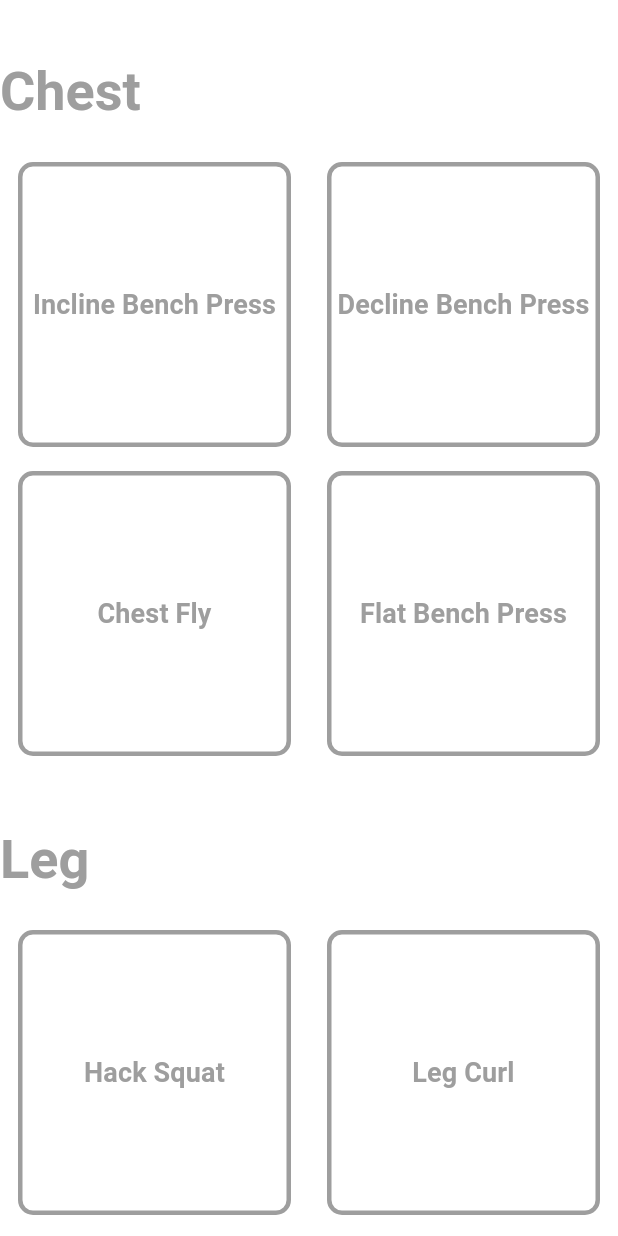
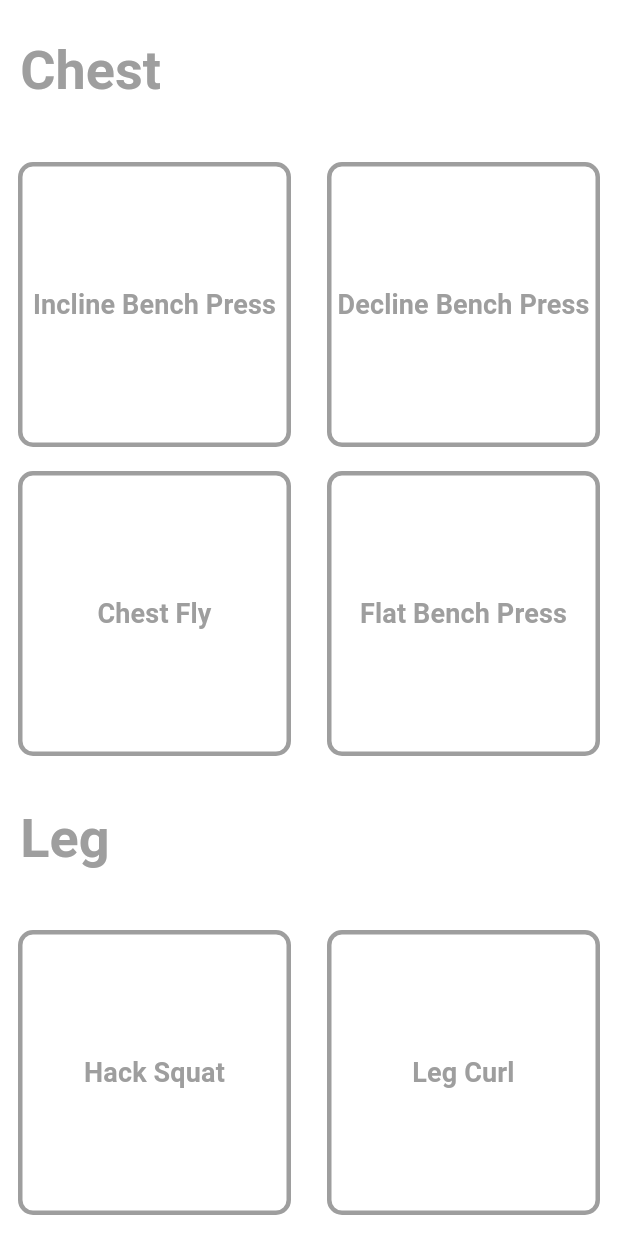
Before and after one commit to t19960804/FitTrackr, a Flutter app: the TrainingsGrid screen opened directly, on a phone screen of 412 x 824 dp. Run offline on Flutter 3.47's test engine with Material 2 defaults, Android fonts, the phone set to English and light mode, and no system bars; our stand-ins replace fl_chart, sqflite, table_calendar; accounts and stored records are empty.

Commit message:
Optimise TrainingsGrid

```diff
--- a/lib/Widgets/TrainingsGrid.dart
+++ b/lib/Widgets/TrainingsGrid.dart
@@ -79,12 +79,20 @@ class _TrainingsGridState extends State<TrainingsGrid> {
 
       final header = SliverAppBar(
         automaticallyImplyLeading: false,
-        expandedHeight: 100, // 設置AppBar展開的高度
+        expandedHeight: 100,
         flexibleSpace: FlexibleSpaceBar(
-          title: Text(
-            part.name,
-            style: const TextStyle(
-                fontWeight: FontWeight.bold, fontSize: 24, color: Colors.grey),
+          title: Align(
+            alignment: Alignment.centerLeft,
+            child: Padding(
+              padding: const EdgeInsets.only(left: 9, top: 35),
+              child: Text(
+                part.name,
+                style: const TextStyle(
+                    fontWeight: FontWeight.bold,
+                    fontSize: 24,
+                    color: Colors.grey),
+              ),
+            ),
           ),
         ),
       );
```
